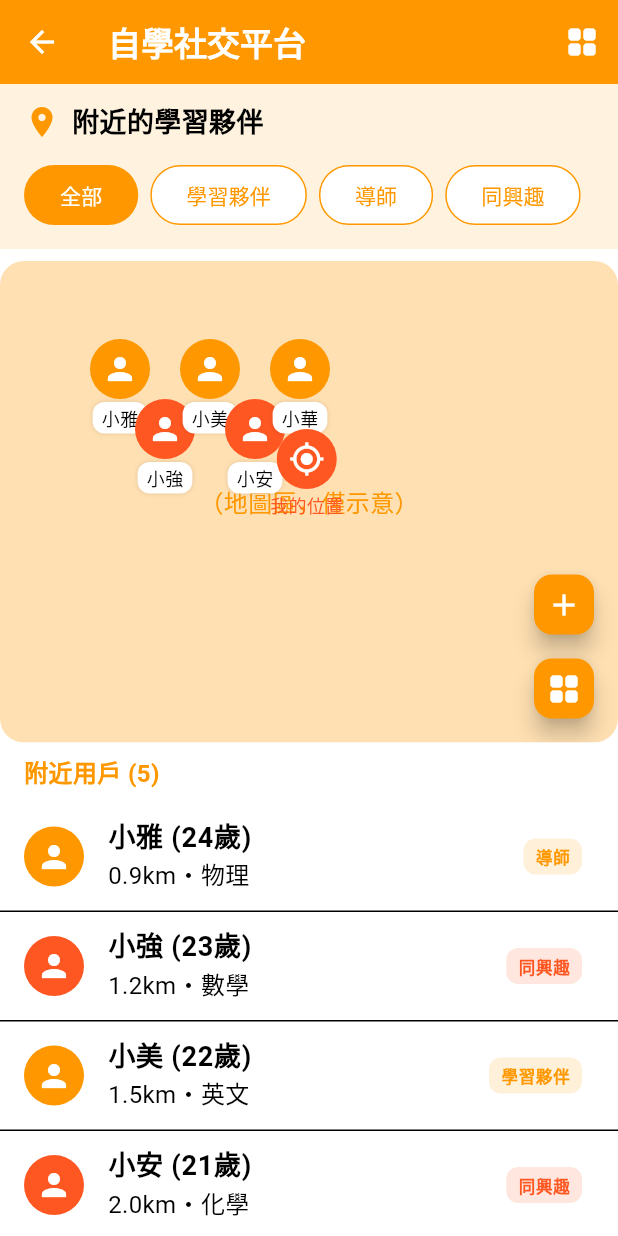
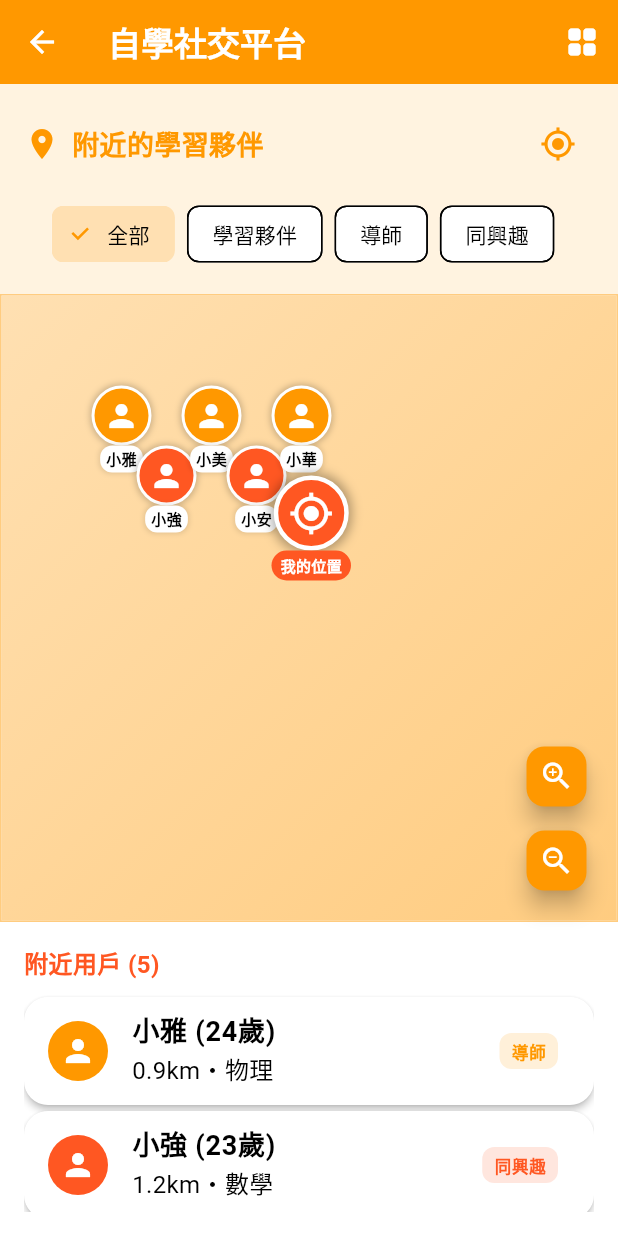
Before and after one commit to 3dw/auto30_next, a Flutter app: the MapScreen screen opened directly, on a phone screen of 412 x 824 dp. Run offline on Flutter 3.47's test engine with Material 3 defaults, Android fonts, the phone set to English and light mode, and no system bars; our stand-ins replace firebase_auth, firebase_core, google_sign_in; missing offline and left inert: dart:html, dart:js, dart:ui_web; accounts and stored records are empty.

Commit message:
完成改寫 map_screen.dart，讓地圖頁面響應式設計完全參考 auto30 的 map_view_page.dart，重點如下： 篩選區：用 Column + Row + FilterChip，自動排版，無 MediaQuery 判斷。 地圖區：用 Stack 疊加地圖背景、用戶標記、我的位置、地圖控制按鈕，所有裝飾與標記都用 Flutter widget 組合。 附近用戶列表：用 ListView.builder + Card + ListTile，內容自動壓縮與捲動。 所有區塊：padding、顏色、圓角、icon、間距皆參考 auto30，靠 Flutter widget 自動排版響應式。 這樣不論桌機還是手機，地圖頁面都會自動適應螢幕大小，無需手動判斷寬度，RWD 行為與 auto30 完全一致。

```diff
--- a/lib/features/map/map_screen.dart
+++ b/lib/features/map/map_screen.dart
@@ -57,6 +57,11 @@ class _MapScreenState extends State<MapScreen> {
 
   @override
   Widget build(BuildContext context) {
+    // 篩選後的用戶
+    final filteredUsers = filterIndex == 0
+        ? users
+        : users.where((u) => u['type'] == filters[filterIndex]).toList();
+
     return Scaffold(
       appBar: AppBar(
         backgroundColor: Colors.orange,
@@ -75,130 +80,167 @@ class _MapScreenState extends State<MapScreen> {
       ),
       body: Column(
         children: [
+          // 篩選區
           Container(
-            color: Colors.orange[50],
-            padding: const EdgeInsets.symmetric(horizontal: 16, vertical: 12),
+            padding: const EdgeInsets.all(16),
+            decoration: BoxDecoration(
+              color: Colors.orange.shade50,
+              boxShadow: [
+                BoxShadow(
+                  color: Colors.grey.withOpacity(0.1),
+                  spreadRadius: 1,
+                  blurRadius: 3,
+                ),
+              ],
+            ),
             child: Column(
-              crossAxisAlignment: CrossAxisAlignment.start,
               children: [
                 Row(
-                  children: const [
-                    Icon(Icons.location_on, color: Colors.orange),
-                    SizedBox(width: 8),
-                    Text('附近的學習夥伴',
+                  children: [
+                    const Icon(Icons.location_on, color: Colors.orange),
+                    const SizedBox(width: 8),
+                    const Text(
+                      '附近的學習夥伴',
                       style: TextStyle(
-                            fontWeight: FontWeight.bold, fontSize: 18)),
+                        fontSize: 18,
+                        fontWeight: FontWeight.bold,
+                        color: Colors.orange,
+                      ),
+                    ),
+                    const Spacer(),
+                    IconButton(
+                      icon: const Icon(Icons.my_location, color: Colors.orange),
+                      onPressed: () {
+                        ScaffoldMessenger.of(context).showSnackBar(
+                          const SnackBar(content: Text('定位中...')),
+                        );
+                      },
+                    ),
                   ],
                 ),
                 const SizedBox(height: 12),
-                Row(
+                SingleChildScrollView(
+                  scrollDirection: Axis.horizontal,
+                  child: Row(
                     children: List.generate(filters.length, (i) {
                       final selected = filterIndex == i;
                       return Padding(
                         padding: const EdgeInsets.only(right: 8),
-                      child: OutlinedButton(
-                        style: OutlinedButton.styleFrom(
-                          backgroundColor:
-                              selected ? Colors.orange : Colors.white,
-                          foregroundColor:
-                              selected ? Colors.white : Colors.orange,
-                          side: BorderSide(
-                              color:
-                                  Colors.orange.withOpacity(selected ? 0 : 1)),
-                          shape: RoundedRectangleBorder(
-                              borderRadius: BorderRadius.circular(24)),
-                        ),
-                        onPressed: () => setState(() => filterIndex = i),
-                        child: Text(filters[i]),
+                        child: FilterChip(
+                          label: Text(filters[i]),
+                          selected: selected,
+                          onSelected: (selected) {
+                            setState(() => filterIndex = i);
+                          },
+                          selectedColor: Colors.orange.shade100,
+                          checkmarkColor: Colors.orange,
                         ),
                       );
                     }),
                   ),
+                ),
               ],
             ),
           ),
-          // 假地圖區
+          // 地圖區
           Expanded(
             flex: 2,
+            child: Container(
+              width: double.infinity,
+              decoration: BoxDecoration(
+                color: Colors.orange.shade50,
+                border: Border.all(color: Colors.orange.shade200),
+              ),
               child: Stack(
                 children: [
+                  // 背景地圖樣式
                   Container(
-                  width: double.infinity,
-                  margin: const EdgeInsets.only(top: 8),
                     decoration: BoxDecoration(
-                    color: Colors.orange[100],
-                    borderRadius: BorderRadius.circular(16),
+                      gradient: LinearGradient(
+                        colors: [Colors.orange.shade100, Colors.orange.shade200],
+                        begin: Alignment.topLeft,
+                        end: Alignment.bottomRight,
                       ),
-                  child: const Center(
-                      child: Text('（地圖區，僅示意）',
-                          style:
-                              TextStyle(color: Colors.orange, fontSize: 16))),
+                    ),
                   ),
                   // 假標記
-                ...List.generate(users.length, (i) {
-                  final user = users[i];
+                  ...List.generate(filteredUsers.length, (i) {
+                    final user = filteredUsers[i];
                     return Positioned(
                       left: 60.0 + i * 30,
                       top: 60.0 + (i % 2) * 40,
                       child: Column(
                         children: [
-                        CircleAvatar(
-                          backgroundColor: user['color'],
-                          child: const Icon(Icons.person, color: Colors.white),
+                          Container(
+                            width: 40,
+                            height: 40,
+                            decoration: BoxDecoration(
+                              color: user['color'],
+                              borderRadius: BorderRadius.circular(20),
+                              border: Border.all(color: Colors.white, width: 2),
+                              boxShadow: [
+                                BoxShadow(
+                                  color: Colors.black.withOpacity(0.2),
+                                  spreadRadius: 1,
+                                  blurRadius: 3,
+                                ),
+                              ],
+                            ),
+                            child: const Icon(
+                              Icons.person,
+                              color: Colors.white,
+                              size: 24,
+                            ),
                           ),
                           Container(
-                          margin: const EdgeInsets.only(top: 2),
-                          padding: const EdgeInsets.symmetric(
-                              horizontal: 6, vertical: 2),
+                            padding: const EdgeInsets.symmetric(horizontal: 4, vertical: 2),
                             decoration: BoxDecoration(
                               color: Colors.white,
                               borderRadius: BorderRadius.circular(8),
                               boxShadow: [
-                              BoxShadow(color: Colors.black12, blurRadius: 2)
+                                BoxShadow(
+                                  color: Colors.black.withOpacity(0.1),
+                                  spreadRadius: 1,
+                                  blurRadius: 2,
+                                ),
                               ],
                             ),
-                          child: Text(user['name'],
-                              style: const TextStyle(fontSize: 12)),
+                            child: Text(
+                              user['name'],
+                              style: const TextStyle(
+                                fontSize: 10,
+                                fontWeight: FontWeight.bold,
+                              ),
+                            ),
                           ),
                         ],
                       ),
                     );
                   }),
-                // 我的定位
+                  // 我的位置標記
                   const Positioned(
                     left: 180,
                     top: 120,
+                    child: _MyLocationMarker(),
+                  ),
+                  // 地圖控制按鈕
+                  Positioned(
+                    bottom: 16,
+                    right: 16,
                     child: Column(
                       children: [
-                      CircleAvatar(
-                        backgroundColor: Colors.deepOrange,
-                        child: Icon(Icons.my_location, color: Colors.white),
-                      ),
-                      SizedBox(height: 2),
-                      Text('我的位置',
-                          style: TextStyle(
-                              fontSize: 12, color: Colors.deepOrange)),
-                    ],
-                  ),
-                ),
-                // 右側功能按鈕
-                Positioned(
-                  right: 12,
-                  bottom: 12,
-                  child: Column(
-                    children: [
-                      FloatingActionButton(
-                        mini: true,
+                        FloatingActionButton.small(
+                          heroTag: "zoom_in",
+                          onPressed: () {},
                           backgroundColor: Colors.orange,
-                        onPressed: () {},
-                        child: const Icon(Icons.add),
+                          child: const Icon(Icons.zoom_in, color: Colors.white),
                         ),
                         const SizedBox(height: 8),
-                      FloatingActionButton(
-                        mini: true,
+                        FloatingActionButton.small(
+                          heroTag: "zoom_out",
+                          onPressed: () {},
                           backgroundColor: Colors.orange,
-                        onPressed: () {},
-                        child: const Icon(Icons.grid_view_rounded),
+                          child: const Icon(Icons.zoom_out, color: Colors.white),
                         ),
                       ],
                     ),
@@ -206,49 +248,55 @@ class _MapScreenState extends State<MapScreen> {
                 ],
               ),
             ),
+          ),
           // 附近用戶列表
           Expanded(
-            flex: 2,
+            flex: 1,
             child: Container(
-              color: Colors.white,
+              padding: const EdgeInsets.all(16),
               child: Column(
                 crossAxisAlignment: CrossAxisAlignment.start,
                 children: [
-                  Padding(
-                    padding:
-                        const EdgeInsets.symmetric(horizontal: 16, vertical: 8),
-                    child: Text('附近用戶 (${users.length})',
+                  Text(
+                    '附近用戶 (${filteredUsers.length})',
                     style: const TextStyle(
-                            color: Colors.orange,
+                      fontSize: 16,
                       fontWeight: FontWeight.bold,
-                            fontSize: 16)),
+                      color: Colors.deepOrange,
                     ),
+                  ),
+                  const SizedBox(height: 8),
                   Expanded(
-                    child: ListView.separated(
-                      itemCount: users.length,
-                      separatorBuilder: (_, __) => const Divider(height: 1),
+                    child: ListView.builder(
+                      itemCount: filteredUsers.length,
                       itemBuilder: (context, i) {
-                        final user = users[i];
-                        return ListTile(
+                        final user = filteredUsers[i];
+                        return Card(
+                          margin: const EdgeInsets.symmetric(vertical: 2),
+                          child: ListTile(
                             leading: CircleAvatar(
                               backgroundColor: user['color'],
-                              child: const Icon(Icons.person,
-                                  color: Colors.white)),
-                          title: Text('${user['name']} (${user['age']}歲)',
-                              style:
-                                  const TextStyle(fontWeight: FontWeight.bold)),
+                              child: const Icon(Icons.person, color: Colors.white),
+                            ),
+                            title: Text(
+                              '${user['name']} (${user['age']}歲)',
+                              style: const TextStyle(fontWeight: FontWeight.bold),
+                            ),
                             subtitle: Text('${user['distance']}・${user['tag']}'),
                             trailing: Container(
-                            padding: const EdgeInsets.symmetric(
-                                horizontal: 8, vertical: 4),
+                              padding: const EdgeInsets.symmetric(horizontal: 8, vertical: 4),
                               decoration: BoxDecoration(
                                 color: user['color'].withOpacity(0.15),
                                 borderRadius: BorderRadius.circular(8),
                               ),
-                            child: Text(user['type'],
+                              child: Text(
+                                user['type'],
                                 style: TextStyle(
                                   color: user['color'],
-                                    fontWeight: FontWeight.bold)),
+                                  fontWeight: FontWeight.bold,
+                                ),
+                              ),
+                            ),
                           ),
                         );
                       },
@@ -263,3 +311,51 @@ class _MapScreenState extends State<MapScreen> {
     );
   }
 }
+
+class _MyLocationMarker extends StatelessWidget {
+  const _MyLocationMarker();
+
+  @override
+  Widget build(BuildContext context) {
+    return Column(
+      children: [
+        Container(
+          width: 50,
+          height: 50,
+          decoration: BoxDecoration(
+            color: Colors.deepOrange,
+            borderRadius: BorderRadius.circular(25),
+            border: Border.all(color: Colors.white, width: 3),
+            boxShadow: [
+              BoxShadow(
+                color: Colors.black.withOpacity(0.3),
+                spreadRadius: 2,
+                blurRadius: 5,
+              ),
+            ],
+          ),
+          child: const Icon(
+            Icons.my_location,
+            color: Colors.white,
+            size: 30,
+          ),
+        ),
+        Container(
+          padding: const EdgeInsets.symmetric(horizontal: 6, vertical: 3),
+          decoration: BoxDecoration(
+            color: Colors.deepOrange,
+            borderRadius: BorderRadius.circular(10),
+          ),
+          child: const Text(
+            '我的位置',
+            style: TextStyle(
+              fontSize: 10,
+              fontWeight: FontWeight.bold,
+              color: Colors.white,
+            ),
+          ),
+        ),
+      ],
+    );
+  }
+}
```
Lines whose indentation alone changed are shown as unchanged.
